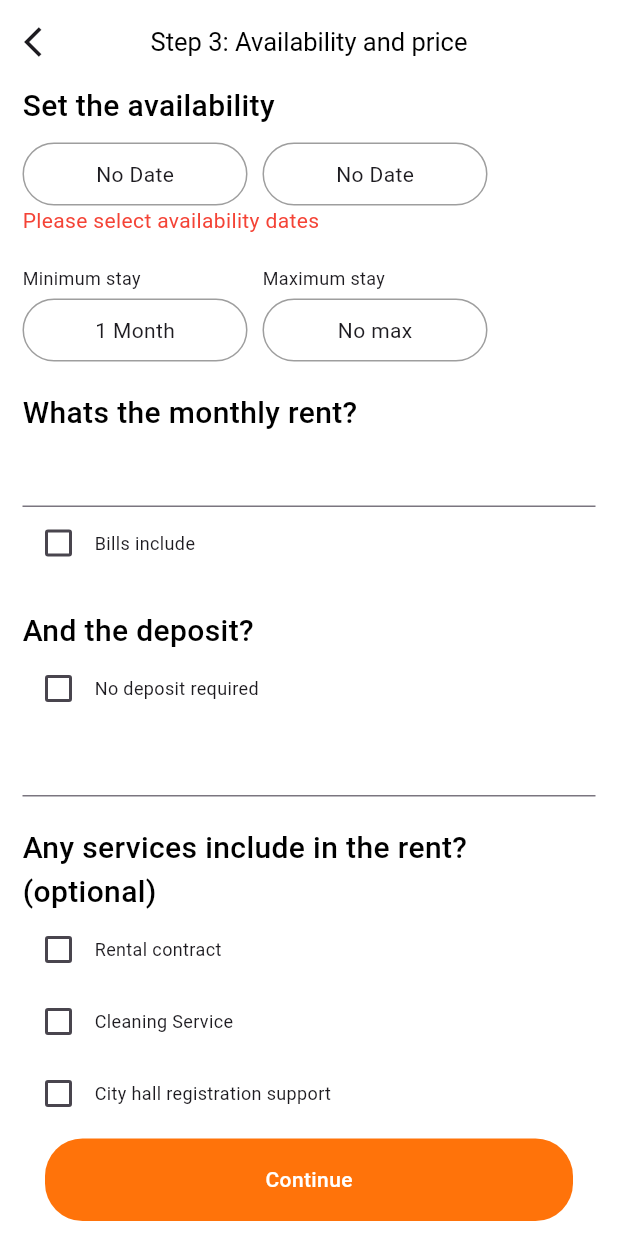
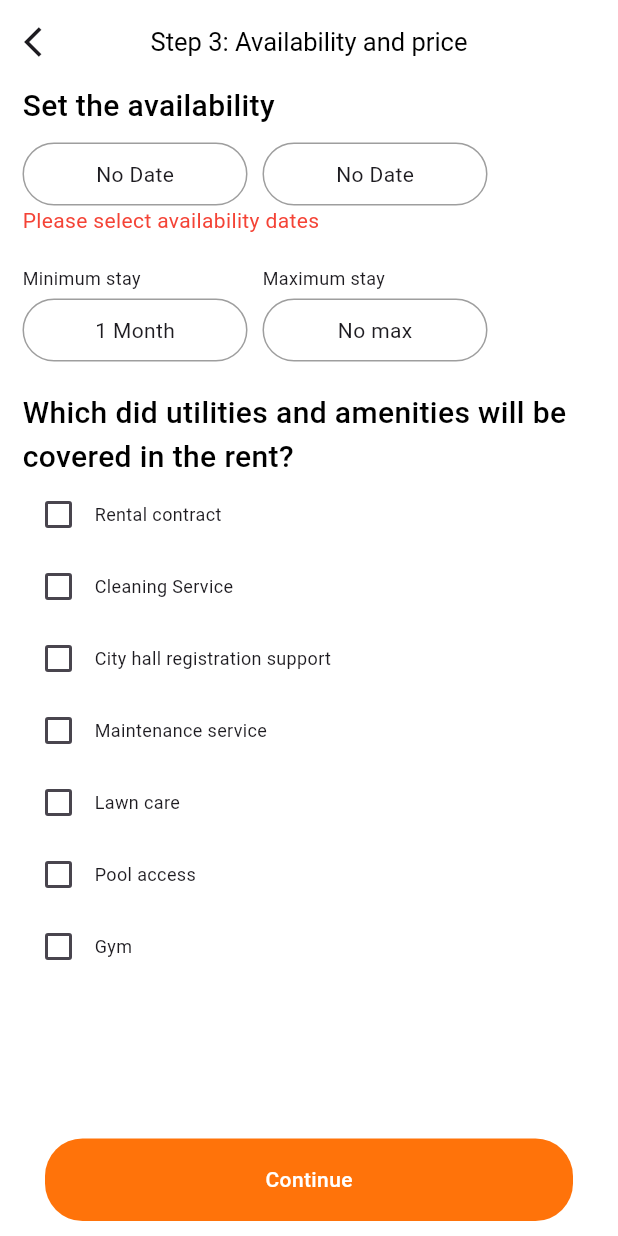
Before and after one commit to Brogrammer207/trunriproject, a Flutter app: the AvailabilityAndPriceScreen screen opened directly, on a phone screen of 412 x 824 dp. Run offline on Flutter 3.47's test engine with Material 3 defaults, Android fonts, the phone set to English and light mode, and no system bars; our stand-ins replace cached_network_image, carousel_slider, cloud_firestore, dio, dots_indicator, file_picker and 20 more; missing offline and left inert: email_otp, flutter_facebook_auth, flutter_google_places_hoc081098, google_api_headers; accounts and stored records are empty.

Commit message:
By manish - 30-06-2024

```diff
--- a/lib/accommodation/availabilityAndPriceScreen.dart
+++ b/lib/accommodation/availabilityAndPriceScreen.dart
@@ -29,6 +29,9 @@ class _AvailabilityAndPriceScreenState extends State<AvailabilityAndPriceScreen>
   bool cleaningService = false;
   bool cityHallRegistrationSupport = false;
   bool maintenanceService = false;
+  bool lawnCare = false;
+  bool poolAccess = false;
+  bool gym = false;
 
   final FirebaseAuth _auth = FirebaseAuth.instance;
   final FirebaseFirestore _firestore = FirebaseFirestore.instance;
@@ -56,6 +59,9 @@ class _AvailabilityAndPriceScreenState extends State<AvailabilityAndPriceScreen>
             'cleaningService': cleaningService,
             'cityHallRegistrationSupport': cityHallRegistrationSupport,
             'maintenanceService': maintenanceService,
+            'lawnCare': lawnCare,
+            'poolAccess': poolAccess,
+            'gym': gym,
           });
         }
         Get.to(AddMediaScreen(dateTime: widget.dateTime));
@@ -306,70 +312,7 @@ class _AvailabilityAndPriceScreenState extends State<AvailabilityAndPriceScreen>
               ),
               const SizedBox(height: 20),
               const Text(
-                'Whats the monthly rent?',
-                style: TextStyle(fontSize: 20, fontWeight: FontWeight.w500, color: Colors.black),
-              ),
-              TextFormField(
-                decoration: const InputDecoration(
-                    suffix: Text('GBP/month'),
-                    prefix: Text(r'$')
-                ),
-                validator: (value) {
-                  if (value == null || value.isEmpty) {
-                    return 'Please enter monthly rent';
-                  }
-                  return null;
-                },
-              ),
-              Row(
-                children: [
-                  Checkbox(
-                    value: billsInclude,
-                    onChanged: (value) {
-                      setState(() {
-                        billsInclude = value ?? false;
-                      });
-                    },
-                  ),
-                  const Text(
-                    'Bills include',
-                    style: TextStyle(fontSize: 12),
-                  ),
-                ],
-              ),
-              const SizedBox(height: 20),
-              const Text(
-                'And the deposit?',
-                style: TextStyle(fontSize: 20, fontWeight: FontWeight.w500, color: Colors.black),
-              ),
-              Row(
-                children: [
-                  Checkbox(
-                    value: noDepositRequired,
-                    onChanged: (value) {
-                      setState(() {
-                        noDepositRequired = value ?? false;
-                      });
-                    },
-                  ),
-                  const Text(
-                    'No deposit required',
-                    style: TextStyle(fontSize: 12),
-                  ),
-                ],
-              ),
-              TextFormField(
-                decoration: const InputDecoration(),
-                validator: (value) {
-                  if (value == null || value.isEmpty) {
-                    return 'Please enter deposit amount';
-                  }
-                  return null;
-                },
-              ),
-              const SizedBox(height: 20),
-              const Text(
-                'Any services include in the rent? (optional)',
+                'Which did utilities and amenities will be covered in the rent?',
                 style: TextStyle(fontSize: 20, fontWeight: FontWeight.w500, color: Colors.black),
               ),
               Row(
@@ -436,6 +379,54 @@ class _AvailabilityAndPriceScreenState extends State<AvailabilityAndPriceScreen>
                   ),
                 ],
               ),
+              Row(
+                children: [
+                  Checkbox(
+                    value: lawnCare,
+                    onChanged: (value) {
+                      setState(() {
+                        lawnCare = value ?? false;
+                      });
+                    },
+                  ),
+                  const Text(
+                    'Lawn care',
+                    style: TextStyle(fontSize: 12),
+                  ),
+                ],
+              ),
+              Row(
+                children: [
+                  Checkbox(
+                    value: poolAccess,
+                    onChanged: (value) {
+                      setState(() {
+                        poolAccess = value ?? false;
+                      });
+                    },
+                  ),
+                  const Text(
+                    'Pool access',
+                    style: TextStyle(fontSize: 12),
+                  ),
+                ],
+              ),
+              Row(
+                children: [
+                  Checkbox(
+                    value: gym,
+                    onChanged: (value) {
+                      setState(() {
+                        gym = value ?? false;
+                      });
+                    },
+                  ),
+                  const Text(
+                    'Gym',
+                    style: TextStyle(fontSize: 12),
+                  ),
+                ],
+              ),
             ],
           ),
         ),
```
Also changed, not shown: lib/accommodation/filterOptionScreen.dart (+35 -44 lines), lib/accommodation/flatmatesScreen.dart (+104 -26 lines), lib/accommodation/propertyScreen.dart (+25 -53 lines).
